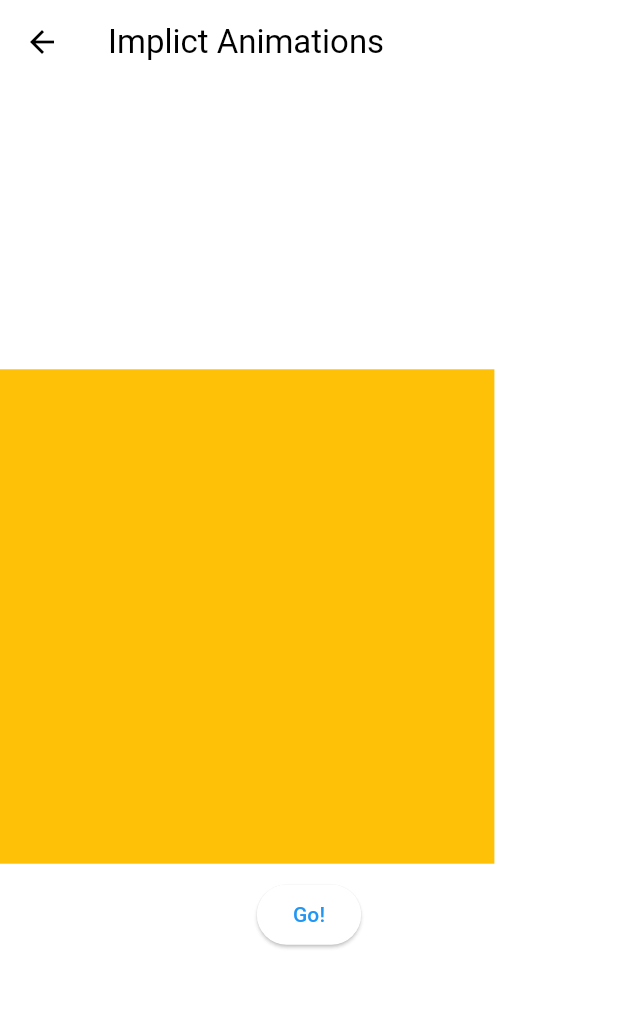
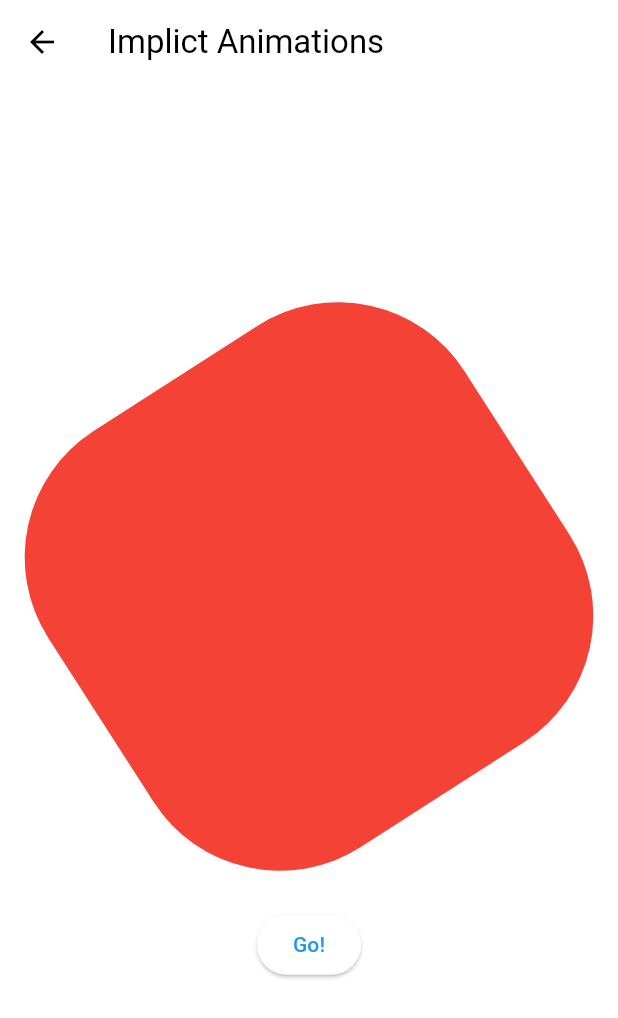
Before and after one commit to pic123123/flutter_animations_masterclass, a Flutter app: the ImplicitAnimationsScreen screen opened directly, on a phone screen of 412 x 824 dp. Shown: the top 1018 px of the screen. Run offline on Flutter 3.47's test engine with Material 2 defaults, Android fonts, the phone set to English and light mode, and no system bars.

Commit message:
AnimatedContainer

```diff
--- a/lib/screens/implicit_anmations_screen.dart
+++ b/lib/screens/implicit_anmations_screen.dart
@@ -1,8 +1,8 @@
-import 'package:flutter/material.dart';
-
 //Implicit 직접적으로 표현되지 않고, 반대말은 Explicit 공공연히 보여짐
 //Implicit widget을 사용하면 애니메이션을 만들필요 없다.Trigger될때 나타남
 //widget 이름이 Animated로 시작하면 Implicit widget이다
+import 'package:flutter/material.dart';
+
 class ImplicitAnimationsScreen extends StatefulWidget {
   const ImplicitAnimationsScreen({super.key});
 
@@ -31,24 +31,19 @@ class _ImplicitAnimationsScreenState extends State<ImplicitAnimationsScreen> {
         child: Column(
           mainAxisAlignment: MainAxisAlignment.center,
           children: [
-            AnimatedAlign(
-              ///지속 시간
+            AnimatedContainer(
               duration: const Duration(seconds: 2),
-              alignment: _visible ? Alignment.topLeft : Alignment.topRight,
-
-              ///AnimatedOpacity 투명도
-              child: AnimatedOpacity(
-                opacity: _visible ? 1 : 0.2,
-                duration: const Duration(seconds: 2),
-                child: Container(
-                  width: size.width * 0.8,
-                  height: size.width * 0.8,
-                  color: Colors.amber,
-                ),
+              width: size.width * 0.8,
+              height: size.width * 0.8,
+              transform: Matrix4.rotationZ(_visible ? 1 : 0),
+              transformAlignment: Alignment.center,
+              decoration: BoxDecoration(
+                color: _visible ? Colors.red : Colors.amber,
+                borderRadius: BorderRadius.circular(_visible ? 100 : 0),
               ),
             ),
             const SizedBox(
-              height: 10,
+              height: 50,
             ),
             ElevatedButton(
               onPressed: _trigger,
```
